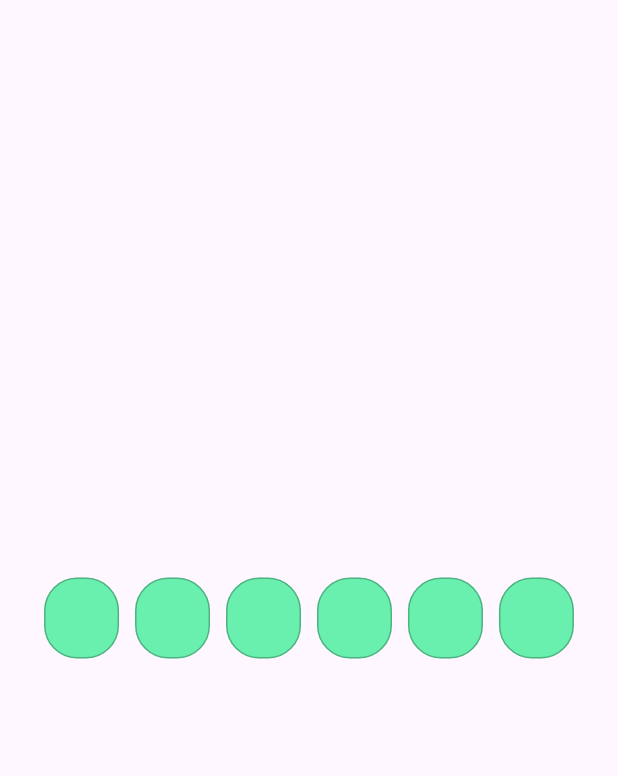
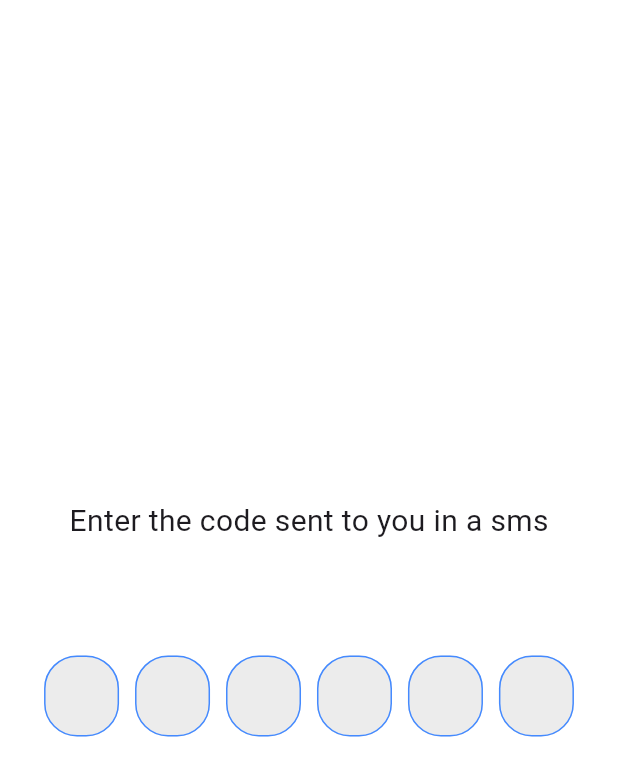
Before and after one commit to bekoorel/login-using-phone-flutter-app, a Flutter app: the screen it shows after launch, after a tap on "NEXT", on a phone screen of 412 x 824 dp. Shown: the top 776 px of the screen. Run offline on Flutter 3.47's test engine with Material 3 defaults, Android fonts, the phone set to English and light mode, and no system bars; drawn by our look-alikes of otp_text_field; our stand-ins replace firebase_auth, firebase_core, flutter_riverpod, go_router; accounts and stored records are empty; network calls fail.

Commit message:
The project has been completed

```diff
--- a/lib/core/colors/colors.dart
+++ b/lib/core/colors/colors.dart
@@ -3,6 +3,7 @@ import 'package:flutter/material.dart';
 class COLORS {
   static Color black = Colors.black;
   static Color white = Colors.white;
+  static Color gray = Colors.grey;
   static Color greenAccent = Colors.greenAccent;
   static Color blueAccent = Colors.blueAccent;
 }
--- a/lib/core/sherd_widget/custam_sherd_widget.dart
+++ b/lib/core/sherd_widget/custam_sherd_widget.dart
@@ -4,16 +4,19 @@ import 'package:login_using_phone_v2/core/colors/colors.dart';
 Widget custamTextFild(BuildContext context, controllerphone) {
   return Container(
     margin: const EdgeInsets.all(15),
+    decoration: BoxDecoration(
+        borderRadius: BorderRadius.circular(18),
+        color: COLORS.white,
+        boxShadow: <BoxShadow>[
+          BoxShadow(
+              color: COLORS.gray, blurRadius: 5.20, offset: const Offset(0, 0))
+        ]),
     child: TextField(
+      textAlign: TextAlign.center,
       autofocus: true,
       controller: controllerphone,
       decoration: const InputDecoration(
-        enabledBorder: OutlineInputBorder(
-          borderRadius: BorderRadius.all(
-            Radius.circular(20),
-          ),
-        ),
-      ),
+          border: InputBorder.none, hintText: '+20111XXXXX'),
     ),
   );
 }
--- a/lib/features/login/interface/screens/log_out.dart
+++ b/lib/features/home/log_out.dart
@@ -17,6 +17,7 @@ class MIANSCREEN extends StatelessWidget {
             "LOGOUT",
             () async{
             await  ref.read(fireBaselogout).logeOut();
+              // ignore: use_build_context_synchronously
               context.go('/');
             },
           ),
--- a/lib/features/login/interface/screens/enter_the_otp.dart
+++ b/lib/features/login/interface/screens/enter_the_otp.dart
@@ -3,9 +3,14 @@ import 'package:flutter/material.dart';
 import '../widget/single_widget.dart';
 
 // ignore: must_be_immutable
-class INSERTOTP extends StatelessWidget {
+class INSERTOTP extends StatefulWidget {
   const INSERTOTP({super.key});
 
+  @override
+  State<INSERTOTP> createState() => _INSERTOTPState();
+}
+
+class _INSERTOTPState extends State<INSERTOTP> {
   //LOGICLOGIN logiclogin = LOGICLOGIN();
   @override
   Widget build(BuildContext context) {
@@ -14,6 +19,13 @@ class INSERTOTP extends StatelessWidget {
       body: Column(
         mainAxisAlignment: MainAxisAlignment.center,
         children: [
+          const Text(
+            'Enter the code sent to you in a sms',
+            style: TextStyle(fontSize: 20),
+          ),
+          SizedBox(
+            height: MediaQuery.of(context).size.height / 11,
+          ),
           Center(
             child: insertOTP(
               context,
--- a/lib/features/login/interface/screens/enter_your_phone.dart
+++ b/lib/features/login/interface/screens/enter_your_phone.dart
@@ -15,6 +15,7 @@ class EnterYourPhone extends StatelessWidget {
   @override
   Widget build(BuildContext context) {
     return Scaffold(
+
       body: Column(
         crossAxisAlignment: CrossAxisAlignment.start,
         children: [
@@ -25,6 +26,8 @@ class EnterYourPhone extends StatelessWidget {
             'Enter your Phone Number',
             style: TextStyle(color: COLORS.black, fontSize: 30),
           ),
+
+
           const Spacer(
             flex: 2,
           ),
@@ -35,7 +38,7 @@ class EnterYourPhone extends StatelessWidget {
           //SUPMENT_NUMBER
           Consumer(
             builder: (context, ref, child) => castamButton(context, "NEXT", () {
-              ref.read(fireBaseLogin).verifyPhoneNumber(_phoneController.text);
+              ref.read(fireBaseLogin).verifyPhoneNumber('+2${_phoneController.text}');
               context.go('/INSERTOTP');
             }),
           ),
--- a/lib/features/login/interface/widget/single_widget.dart
+++ b/lib/features/login/interface/widget/single_widget.dart
@@ -11,6 +11,8 @@ import 'package:otp_text_field/style.dart';
 Widget insertOTP(BuildContext context) {
   return Consumer(
     builder: (context, ref, child) => OTPTextField(
+
+
         length: 6,
         width: MediaQuery.of(context).size.width / 1.1,
         fieldWidth: 50,
@@ -20,14 +22,13 @@ Widget insertOTP(BuildContext context) {
         fieldStyle: FieldStyle.box,
         outlineBorderRadius: 22.0,
         otpFieldStyle: OtpFieldStyle(
-          backgroundColor: COLORS.greenAccent,
+          enabledBorderColor: COLORS.blueAccent,
+          backgroundColor: COLORS.gray.withOpacity(0.2),
           borderColor: COLORS.blueAccent,
         ),
-        // onCompleted: (pin) {},
-        // controller: otpController,
+
 
         onCompleted: (value) {
-          print('-----------------------$value -------------------------');
           ref.read(fireBaseLogin).signInWithSmsCode(value);
           context.go('/mainscreen');
         }),
--- a/lib/features/login/login_logic/firebase_phone_auth.dart
+++ b/lib/features/login/login_logic/firebase_phone_auth.dart
@@ -14,7 +14,7 @@ class PhoneAuth extends ChangeNotifier {
       },
       verificationFailed: (FirebaseAuthException e) {
         // Verification failed
-        print(e.message);
+
       },
       codeSent: (String verificationId, int? resendToken) async {
         // Save the verification ID for future use
--- a/lib/main.dart
+++ b/lib/main.dart
@@ -2,6 +2,7 @@ import 'package:firebase_core/firebase_core.dart';
 import 'package:flutter/material.dart';
 import 'package:flutter_riverpod/flutter_riverpod.dart';
 import 'package:go_router/go_router.dart';
+import 'package:login_using_phone_v2/core/colors/colors.dart';
 import 'package:login_using_phone_v2/features/login/login_logic/firebase_phone_auth.dart';
 import 'package:login_using_phone_v2/firebase_options.dart';
 import 'package:login_using_phone_v2/core/router/page_router.dart';
@@ -9,7 +10,13 @@ import 'package:login_using_phone_v2/core/router/page_router.dart';
 void main() async {
   WidgetsFlutterBinding.ensureInitialized();
   await Firebase.initializeApp(options: DefaultFirebaseOptions.currentPlatform);
-  runApp(const ProviderScope(child: MyApp()));
+  runApp(
+    const ProviderScope(
+      child: SafeArea(
+        child: MyApp(),
+      ),
+    ),
+  );
 }
 
 class MyApp extends StatelessWidget {
@@ -22,6 +29,7 @@ class MyApp extends StatelessWidget {
         initialLocation: isloggedIn ? '/mainscreen' : '/', routes: routes);
 
     return MaterialApp.router(
+      theme: ThemeData(scaffoldBackgroundColor: COLORS.white),
       debugShowCheckedModeBanner: false,
       routerConfig: router,
     );
--- a/pubspec.yaml
+++ b/pubspec.yaml
@@ -40,6 +40,7 @@ dependencies:
   firebase_core: ^2.32.0
   flutter_riverpod:
   firebase_phone_auth_handler: ^1.0.8
+
 
 dev_dependencies:
   flutter_test:
```
